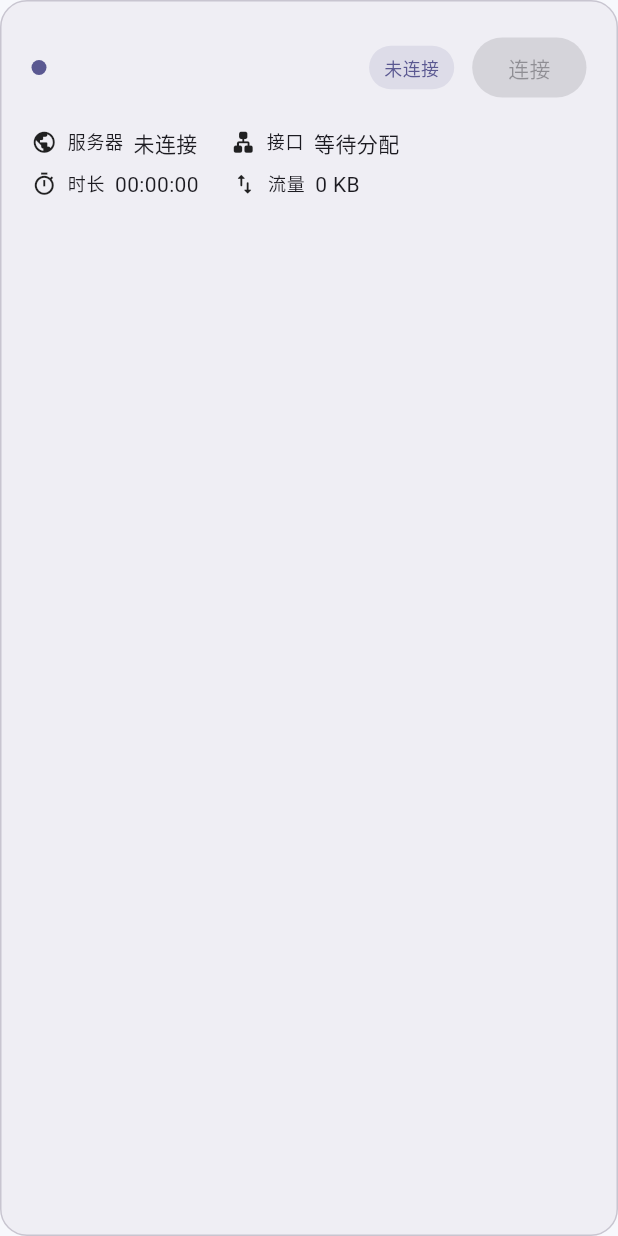
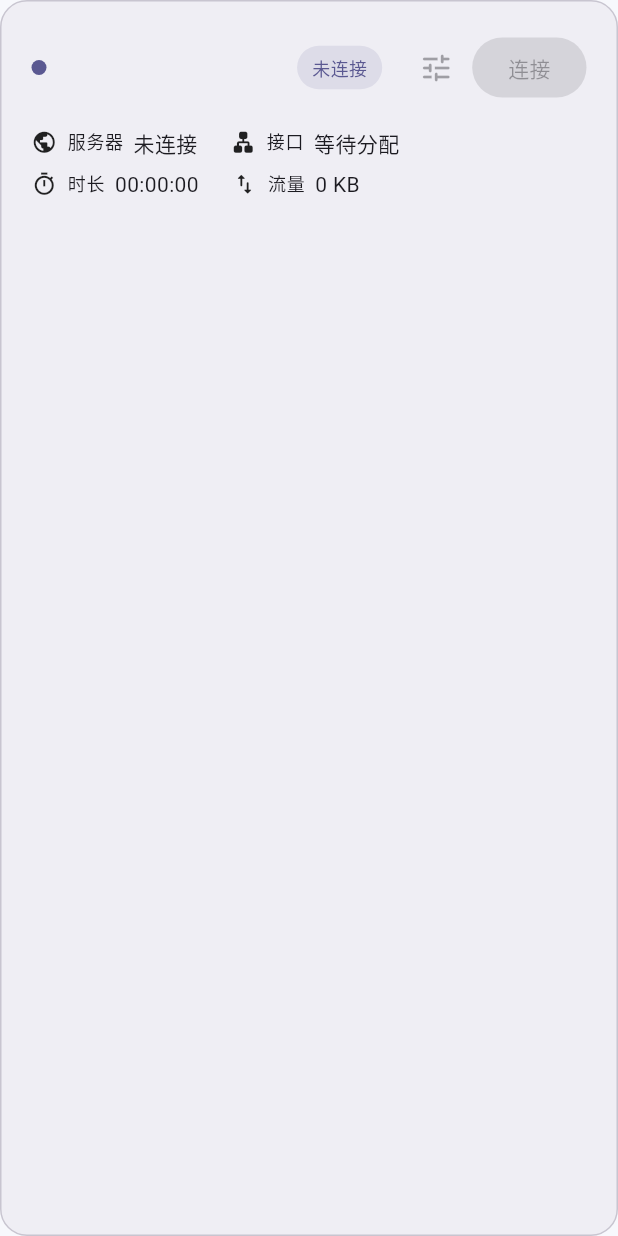
Before and after one commit to flyu518/open-vpn, a Flutter app: the SessionCard widget shown alone on an empty page, opened directly with empty values, on a phone screen of 412 x 824 dp. Run offline on Flutter 3.47's test engine with Material 3 defaults, Android fonts, the phone set to English and light mode, and no system bars.

Commit message:
feat: add per-session route strategies

```diff
--- /dev/null
+++ b/ui/lib/models/route_strategy.dart
@@ -0,0 +1,60 @@
+enum RouteConflictMode {
+  compatible,
+  strict,
+  ask,
+}
+
+enum RouteRuleType {
+  ip,
+  cidr,
+  domain,
+  domainSuffix,
+}
+
+class RouteRule {
+  const RouteRule({
+    required this.type,
+    required this.pattern,
+    this.enabled = true,
+  });
+
+  final RouteRuleType type;
+  final String pattern;
+  final bool enabled;
+
+  Map<String, Object?> toJson() => <String, Object?>{
+        'type': type.name,
+        'pattern': pattern,
+        'enabled': enabled,
+      };
+}
+
+class RouteStrategy {
+  const RouteStrategy({
+    this.conflictMode = RouteConflictMode.compatible,
+    this.priority = 0,
+    this.rules = const <RouteRule>[],
+  });
+
+  final RouteConflictMode conflictMode;
+  final int priority;
+  final List<RouteRule> rules;
+
+  Map<String, Object?> toJson() => <String, Object?>{
+        'conflictMode': conflictMode.name,
+        'priority': priority,
+        'rules': rules.map((rule) => rule.toJson()).toList(),
+      };
+
+  RouteStrategy copyWith({
+    RouteConflictMode? conflictMode,
+    int? priority,
+    List<RouteRule>? rules,
+  }) {
+    return RouteStrategy(
+      conflictMode: conflictMode ?? this.conflictMode,
+      priority: priority ?? this.priority,
+      rules: rules ?? this.rules,
+    );
+  }
+}
--- a/ui/lib/models/session.dart
+++ b/ui/lib/models/session.dart
@@ -1,3 +1,5 @@
+import 'route_strategy.dart';
+
 enum VpnStatus {
   disconnected,
   connecting,
@@ -34,6 +36,8 @@ class VpnSession {
     this.downloadBytes = 0,
     this.uploadBytes = 0,
     this.duration = Duration.zero,
+    this.routeStrategy = const RouteStrategy(),
+    this.warnings = const <String>[],
   });
 
   final String id;
@@ -45,6 +49,8 @@ class VpnSession {
   final int downloadBytes;
   final int uploadBytes;
   final Duration duration;
+  final RouteStrategy routeStrategy;
+  final List<String> warnings;
 
   VpnSession copyWith({
     String? name,
@@ -55,6 +61,8 @@ class VpnSession {
     int? downloadBytes,
     int? uploadBytes,
     Duration? duration,
+    RouteStrategy? routeStrategy,
+    List<String>? warnings,
   }) {
     return VpnSession(
       id: id,
@@ -66,6 +74,8 @@ class VpnSession {
       downloadBytes: downloadBytes ?? this.downloadBytes,
       uploadBytes: uploadBytes ?? this.uploadBytes,
       duration: duration ?? this.duration,
+      routeStrategy: routeStrategy ?? this.routeStrategy,
+      warnings: warnings ?? this.warnings,
     );
   }
 }
--- a/ui/lib/screens/sessions_screen.dart
+++ b/ui/lib/screens/sessions_screen.dart
@@ -10,12 +10,14 @@ class SessionsScreen extends StatelessWidget {
     this.onImportProfile,
     this.onConnect,
     this.onDisconnect,
+    this.onEditStrategy,
   });
 
   final SessionViewModel viewModel;
   final VoidCallback? onImportProfile;
   final ValueChanged<VpnSession>? onConnect;
   final ValueChanged<VpnSession>? onDisconnect;
+  final ValueChanged<VpnSession>? onEditStrategy;
 
   @override
   Widget build(BuildContext context) {
@@ -55,6 +57,8 @@ class SessionsScreen extends StatelessWidget {
                                       onConnect: () => onConnect?.call(session),
                                       onDisconnect: () =>
                                           onDisconnect?.call(session),
+                                      onEditStrategy: () =>
+                                          onEditStrategy?.call(session),
                                     );
                                   },
                                 ),
@@ -233,12 +237,14 @@ class SessionCard extends StatelessWidget {
     this.error,
     this.onConnect,
     this.onDisconnect,
+    this.onEditStrategy,
   });
 
   final VpnSession session;
   final String? error;
   final VoidCallback? onConnect;
   final VoidCallback? onDisconnect;
+  final VoidCallback? onEditStrategy;
 
   @override
   Widget build(BuildContext context) {
@@ -271,6 +277,11 @@ class SessionCard extends StatelessWidget {
               ),
               _StatusBadge(status: session.status),
               const SizedBox(width: 12),
+              IconButton(
+                tooltip: '路由策略',
+                onPressed: onEditStrategy,
+                icon: const Icon(Icons.tune_rounded),
+              ),
               if (connected)
                 OutlinedButton(
                   onPressed: onDisconnect,
@@ -311,6 +322,31 @@ class SessionCard extends StatelessWidget {
           if (error != null) ...[
             const SizedBox(height: 12),
             Text(error!, style: TextStyle(color: colors.error)),
+          ],
+          if (session.warnings.isNotEmpty) ...[
+            const SizedBox(height: 12),
+            Container(
+              width: double.infinity,
+              padding: const EdgeInsets.all(10),
+              decoration: BoxDecoration(
+                color: colors.tertiaryContainer,
+                borderRadius: BorderRadius.circular(10),
+              ),
+              child: Row(
+                crossAxisAlignment: CrossAxisAlignment.start,
+                children: [
+                  Icon(Icons.warning_amber_rounded,
+                      size: 18, color: colors.onTertiaryContainer),
+                  const SizedBox(width: 8),
+                  Expanded(
+                    child: Text(
+                      session.warnings.join('\n'),
+                      style: TextStyle(color: colors.onTertiaryContainer),
+                    ),
+                  ),
+                ],
+              ),
+            ),
           ],
         ],
       ),
--- a/ui/lib/services/engine_client.dart
+++ b/ui/lib/services/engine_client.dart
@@ -3,6 +3,7 @@ import 'dart:convert';
 import 'dart:io';
 
 import '../models/session.dart';
+import '../models/route_strategy.dart';
 
 class EngineEvent {
   const EngineEvent({
@@ -28,6 +29,7 @@ abstract class EngineClient {
     String dynamicChallengeCookie = '',
     String profileId = '',
     bool rememberCredentials = false,
+    RouteStrategy? routeStrategy,
   });
 
   Future<void> disconnect(String sessionId);
@@ -125,6 +127,7 @@ class UnixSocketEngineClient implements EngineClient {
     String dynamicChallengeCookie = '',
     String profileId = '',
     bool rememberCredentials = false,
+    RouteStrategy? routeStrategy,
   }) => _send({
         'command': 'connect',
         'sessionId': sessionId,
@@ -138,6 +141,7 @@ class UnixSocketEngineClient implements EngineClient {
           'dynamicChallengeCookie': dynamicChallengeCookie,
         },
         'rememberCredentials': rememberCredentials,
+        'routeStrategy': (routeStrategy ?? const RouteStrategy()).toJson(),
       });
 
   @override
@@ -173,6 +177,7 @@ class InMemoryEngineClient implements EngineClient {
     String dynamicChallengeCookie = '',
     String profileId = '',
     bool rememberCredentials = false,
+    RouteStrategy? routeStrategy,
   }) async {
     _events.add(EngineEvent(
       sessionId: sessionId,
```
Also changed, not shown: ui/lib/main.dart (+10 -0 lines), ui/lib/screens/route_strategy_dialog.dart (added, +193 -0 lines), ui/lib/view_models/session_view_model.dart (+8 -0 lines), 8 other files.
